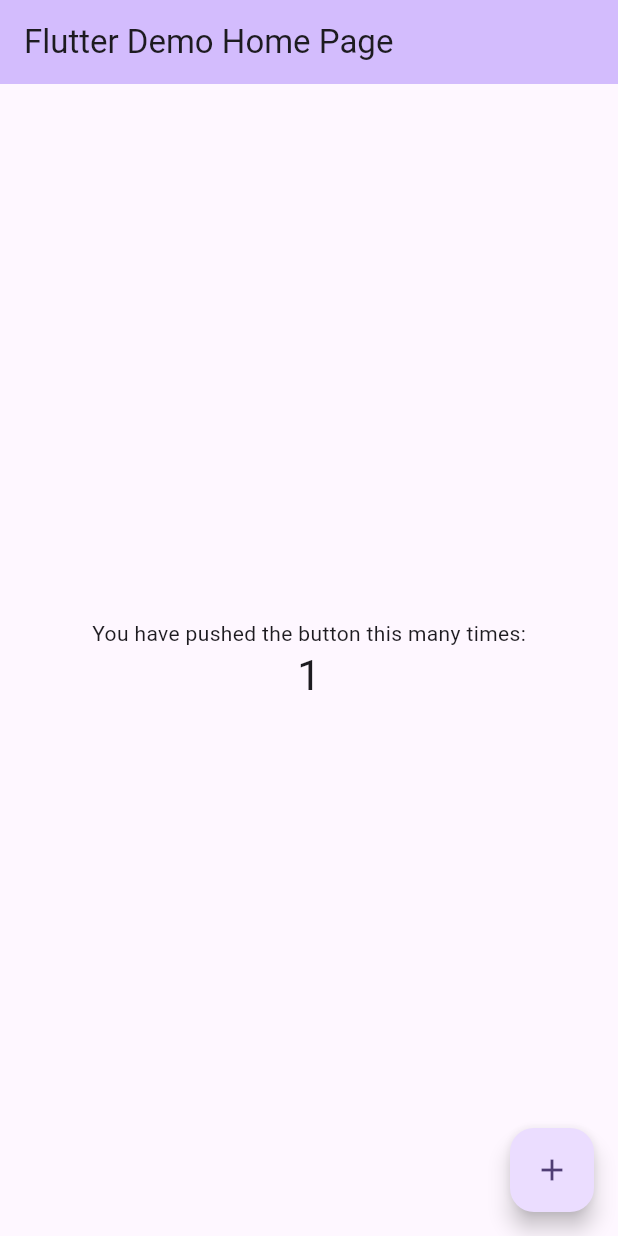
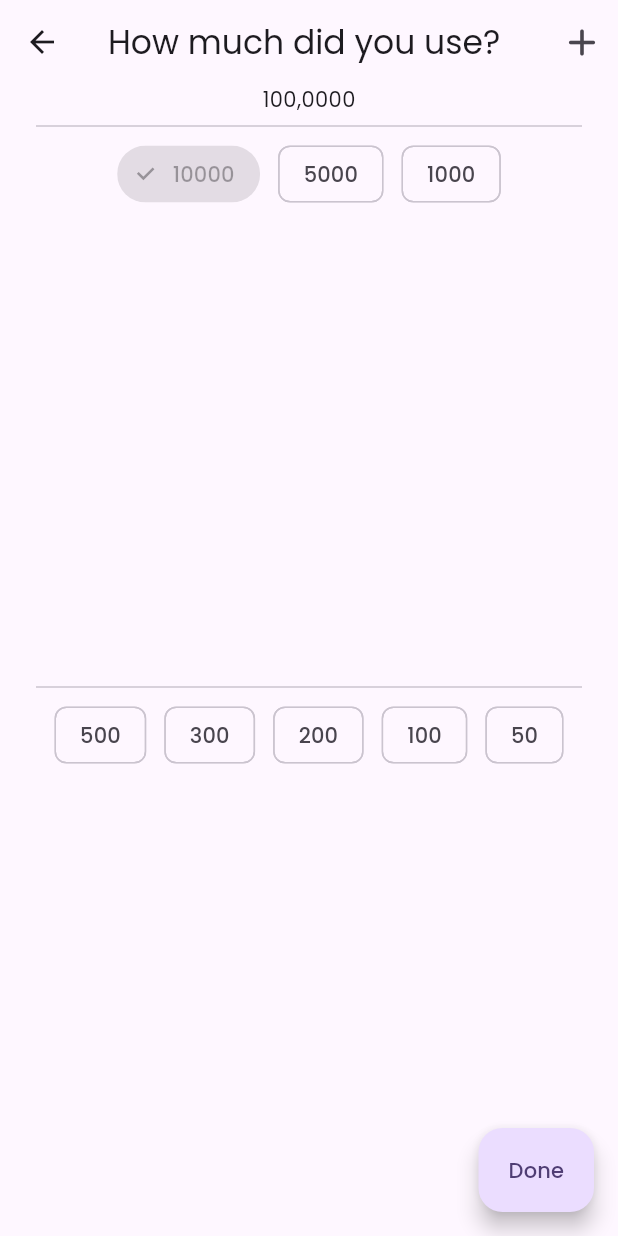
Before and after one commit to MyoThuKha/expense-tracker, a Flutter app: the screen it shows after launch, after a tap on the "add" icon, on a phone screen of 412 x 824 dp. Run offline on Flutter 3.47's test engine with Material 2 defaults, Android fonts, the phone set to English and light mode, and no system bars; our stand-ins replace google_fonts.

```diff
--- a/lib/main.dart
+++ b/lib/main.dart
@@ -1,4 +1,9 @@
+import 'package:expense_tracker/pages/create_expense.dart';
+import 'package:expense_tracker/pages/setting_page.dart';
+import 'package:expense_tracker/pages/splash_page.dart';
 import 'package:flutter/material.dart';
+import 'package:google_fonts/google_fonts.dart';
+import 'pages/home_page.dart';
 
 void main() {
   runApp(const MyApp());
@@ -7,119 +12,22 @@ void main() {
 class MyApp extends StatelessWidget {
   const MyApp({super.key});
 
-  // This widget is the root of your application.
   @override
   Widget build(BuildContext context) {
     return MaterialApp(
       title: 'Flutter Demo',
       theme: ThemeData(
-        // This is the theme of your application.
-        //
-        // TRY THIS: Try running your application with "flutter run". You'll see
-        // the application has a blue toolbar. Then, without quitting the app,
-        // try changing the seedColor in the colorScheme below to Colors.green
-        // and then invoke "hot reload" (save your changes or press the "hot
-        // reload" button in a Flutter-supported IDE, or press "r" if you used
-        // the command line to start the app).
-        //
-        // Notice that the counter didn't reset back to zero; the application
-        // state is not lost during the reload. To reset the state, use hot
-        // restart instead.
-        //
-        // This works for code too, not just values: Most code changes can be
-        // tested with just a hot reload.
         colorScheme: ColorScheme.fromSeed(seedColor: Colors.deepPurple),
+        fontFamily: GoogleFonts.poppins().fontFamily,
         useMaterial3: true,
       ),
-      home: const MyHomePage(title: 'Flutter Demo Home Page'),
+      initialRoute: '/splash',
+      routes: {
+        "/splash": (context) => const Splash(),
+        "/home": (context) => const HomePage(),
+        "/create": (context)=> const CreateExpensePage(),
+        SettingPage.routeName: (context)=> const SettingPage(),
+      },
     );
   }
 }
-
-class MyHomePage extends StatefulWidget {
-  const MyHomePage({super.key, required this.title});
-
-  // This widget is the home page of your application. It is stateful, meaning
-  // that it has a State object (defined below) that contains fields that affect
-  // how it looks.
-
-  // This class is the configuration for the state. It holds the values (in this
-  // case the title) provided by the parent (in this case the App widget) and
-  // used by the build method of the State. Fields in a Widget subclass are
-  // always marked "final".
-
-  final String title;
-
-  @override
-  State<MyHomePage> createState() => _MyHomePageState();
-}
-
-class _MyHomePageState extends State<MyHomePage> {
-  int _counter = 0;
-
-  void _incrementCounter() {
-    setState(() {
-      // This call to setState tells the Flutter framework that something has
-      // changed in this State, which causes it to rerun the build method below
-      // so that the display can reflect the updated values. If we changed
-      // _counter without calling setState(), then the build method would not be
-      // called again, and so nothing would appear to happen.
-      _counter++;
-    });
-  }
-
-  @override
-  Widget build(BuildContext context) {
-    // This method is rerun every time setState is called, for instance as done
-    // by the _incrementCounter method above.
-    //
-    // The Flutter framework has been optimized to make rerunning build methods
-    // fast, so that you can just rebuild anything that needs updating rather
-    // than having to individually change instances of widgets.
-    return Scaffold(
-      appBar: AppBar(
-        // TRY THIS: Try changing the color here to a specific color (to
-        // Colors.amber, perhaps?) and trigger a hot reload to see the AppBar
-        // change color while the other colors stay the same.
-        backgroundColor: Theme.of(context).colorScheme.inversePrimary,
-        // Here we take the value from the MyHomePage object that was created by
-        // the App.build method, and use it to set our appbar title.
-        title: Text(widget.title),
-      ),
-      body: Center(
-        // Center is a layout widget. It takes a single child and positions it
-        // in the middle of the parent.
-        child: Column(
-          // Column is also a layout widget. It takes a list of children and
-          // arranges them vertically. By default, it sizes itself to fit its
-          // children horizontally, and tries to be as tall as its parent.
-          //
-          // Column has various properties to control how it sizes itself and
-          // how it positions its children. Here we use mainAxisAlignment to
-          // center the children vertically; the main axis here is the vertical
-          // axis because Columns are vertical (the cross axis would be
-          // horizontal).
-          //
-          // TRY THIS: Invoke "debug painting" (choose the "Toggle Debug Paint"
-          // action in the IDE, or press "p" in the console), to see the
-          // wireframe for each widget.
-          mainAxisAlignment: MainAxisAlignment.center,
-          children: <Widget>[
-            const Text(
-              'You have pushed the button this many times:',
-            ),
-            Text(
-              '$_counter',
-              style: Theme.of(context).textTheme.headlineMedium,
-            ),
-          ],
-        ),
-      ),
-      floatingActionButton: FloatingActionButton(
-        onPressed: _incrementCounter,
-        tooltip: 'Increment',
-        child: const Icon(Icons.add),
-      ), // This trailing comma makes auto-formatting nicer for build methods.
-    );
-  }
-}
--- /dev/null
+++ b/lib/pages/create_expense.dart
@@ -0,0 +1,72 @@
+import 'package:flutter/material.dart';
+
+class CreateExpensePage extends StatefulWidget {
+  const CreateExpensePage({super.key});
+
+  @override
+  State<CreateExpensePage> createState() => _CreateExpensePageState();
+}
+
+class _CreateExpensePageState extends State<CreateExpensePage> {
+  List selectedItems = [];
+  @override
+  Widget build(BuildContext context) {
+    return Scaffold(
+      appBar: AppBar(
+        title: const Text("How much did you use?"),
+        centerTitle: false,
+        actions: [
+          IconButton(
+            iconSize: 30,
+            onPressed: () {},
+            icon: const Icon(
+              Icons.add_rounded,
+            ),
+          ),
+        ],
+      ),
+      body: Center(
+        child: Column(
+          children: [
+            Text("100,0000"),
+            Divider(
+              indent: 24,
+              endIndent: 24,
+            ),
+            Expanded(
+              child: Wrap(
+                spacing: 12,
+                children: [
+                  ChoiceChip(
+                    selected: true,
+                    label: Text("10000"),
+                    shape: RoundedRectangleBorder(borderRadius: BorderRadius.circular(30)),
+                  ),
+                  Chip(label: Text("5000")),
+                  Chip(label: Text("1000")),
+                ],
+              ),
+            ),
+            Divider(
+              indent: 24,
+              endIndent: 24,
+            ),
+            Expanded(
+              child: Wrap(
+                spacing: 12,
+                children: [
+                  Chip(label: Text("500")),
+                  Chip(label: Text("300")),
+                  Chip(label: Text("200")),
+                  Chip(label: Text("100")),
+                  Chip(label: Text("50")),
+                ],
+              ),
+            ),
+          ],
+        ),
+      ),
+      floatingActionButton: FloatingActionButton.extended(onPressed: () {}, label: Text("Done")),
+    );
+  }
+}
--- /dev/null
+++ b/lib/pages/home_page.dart
@@ -0,0 +1,75 @@
+import 'package:expense_tracker/pages/setting_page.dart';
+import 'package:expense_tracker/styles/text_styles.dart';
+import 'package:expense_tracker/utilities/currency.dart';
+import 'package:expense_tracker/utilities/screen_size.dart';
+import 'package:expense_tracker/widgets/list_item.dart';
+import 'package:flutter/material.dart';
+
+class HomePage extends StatelessWidget {
+  const HomePage({super.key});
+
+  final double totalAmount = 200000;
+
+  @override
+  Widget build(BuildContext context) {
+    return Scaffold(
+      appBar: AppBar(
+        automaticallyImplyLeading: false,
+        title: Text(
+          "Hello, Sam",
+          style: displayText(),
+        ),
+        centerTitle: false,
+        actions: [
+          IconButton(
+              onPressed: () {
+                Navigator.pushNamed(context, SettingPage.routeName);
+              },
+              icon: const Icon(Icons.settings_outlined)),
+        ],
+      ),
+      body: Column(
+        crossAxisAlignment: CrossAxisAlignment.start,
+        children: <Widget>[
+          Container(
+            margin: const EdgeInsets.only(left: 20),
+            padding: const EdgeInsets.only(left: 20),
+            width: ScreenSize.width,
+            height: ScreenSize.height / 3,
+            decoration: const BoxDecoration(
+              image: DecorationImage(image: AssetImage("assets/background.png"), fit: BoxFit.cover),
+            ),
+            child: Column(
+              mainAxisAlignment: MainAxisAlignment.center,
+              crossAxisAlignment: CrossAxisAlignment.start,
+              children: [
+                const Text(
+                  "Total Remaining",
+                  style: TextStyle(color: Colors.white),
+                ),
+                FittedBox(
+                  child: Text(
+                    Currency.format(totalAmount),
+                    style: const TextStyle(color: Colors.white, fontSize: 80),
+                  ),
+                ),
+              ],
+            ),
+          ),
+          const SizedBox(height: 12),
+          const Padding(
+            padding: EdgeInsets.symmetric(horizontal: 24),
+            child: ListItem(time: "3:00pm", price: "1000"),
+          ),
+        ],
+      ),
+      floatingActionButton: FloatingActionButton(
+        onPressed: () {
+          Navigator.pushNamed(context, "/create");
+        },
+        tooltip: 'Increment',
+        child: const Icon(Icons.add),
+      ),
+    );
+  }
+}
--- /dev/null
+++ b/lib/pages/splash_page.dart
@@ -0,0 +1,22 @@
+import 'package:flutter/material.dart';
+import '../utilities/screen_size.dart';
+
+class Splash extends StatelessWidget {
+  const Splash({super.key});
+
+  void goToHome(context) async {
+    await Future.delayed(const Duration(seconds: 3));
+    Navigator.pushReplacementNamed(context, "/home");
+  }
+
+  @override
+  Widget build(BuildContext context) {
+    ScreenSize().init(context);
+    goToHome(context);
+    return Scaffold(
+      body: Center(
+        child: Text("Splash Screen"),
+      ),
+    );
+  }
+}
--- /dev/null
+++ b/lib/services/storage_config.dart
@@ -0,0 +1,4 @@
+class StorageBase {
+
+
+}
--- /dev/null
+++ b/lib/styles/text_styles.dart
@@ -0,0 +1,8 @@
+import 'package:flutter/material.dart';
+
+TextStyle displayText({double? fontSize,FontWeight? fontWeight}) {
+  return TextStyle(
+    fontSize: fontSize ?? 32,
+    fontWeight: fontWeight ?? FontWeight.w500,
+  );
+}
--- /dev/null
+++ b/lib/utilities/currency.dart
@@ -0,0 +1,8 @@
+import 'package:intl/intl.dart';
+
+class Currency {
+  static String format(double amount) {
+    NumberFormat currencyFormat = NumberFormat("#,##,000");
+    return currencyFormat.format(amount);
+  }
+}
--- /dev/null
+++ b/lib/utilities/screen_size.dart
@@ -0,0 +1,11 @@
+import 'package:flutter/material.dart';
+
+class ScreenSize {
+  static double width = 0;
+  static double height = 0;
+
+  void init(BuildContext context) {
+    width = MediaQuery.of(context).size.width;
+    height = MediaQuery.of(context).size.height;
+  }
+}
--- /dev/null
+++ b/lib/widgets/list_item.dart
@@ -0,0 +1,25 @@
+import 'package:flutter/material.dart';
+
+class ListItem extends StatelessWidget {
+  final String time;
+  final String price;
+  const ListItem({super.key,required this.time,required this.price});
+
+  @override
+  Widget build(BuildContext context) {
+    return Container(
+      decoration: BoxDecoration(
+      color: Colors.grey[350],
+        borderRadius: BorderRadius.circular(24),
+      ),
+      padding: const EdgeInsets.symmetric(vertical: 24,horizontal: 12),
+      child: Column(
+        crossAxisAlignment: CrossAxisAlignment.stretch,
+        children: [
+          Text(time,style: TextStyle(fontSize: 12,color: Colors.grey[800]),),
+          Text(price,style: const TextStyle(fontSize: 24),),
+        ],
+      ),
+    );
+  }
+}
```
Also changed, not shown: lib/aspect_test.dart (added, +58 -0 lines), lib/pages/setting_page.dart (added, +41 -0 lines), pubspec.yaml (+8 -4 lines), assets/background.png (added), pubspec.lock, 12 other files.
